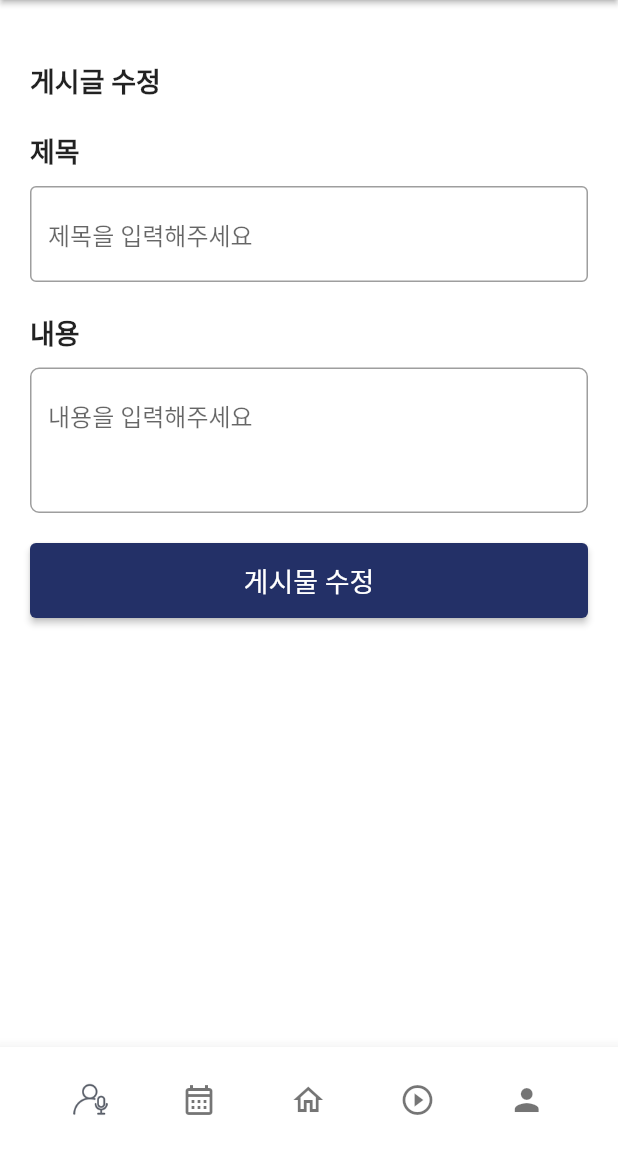
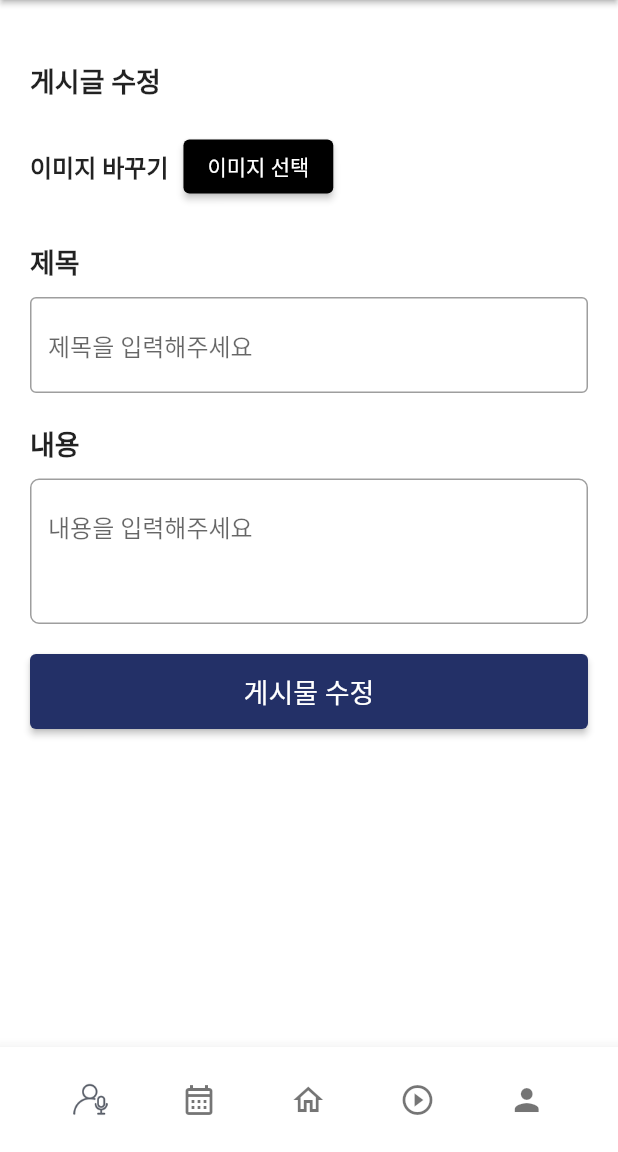
Before and after one commit to lcs9912/flutter_teamPro_indieSpot, a Flutter app: the BoardEdit screen opened directly with empty values, on a phone screen of 412 x 824 dp, the part 84-1236 px from its top. Run offline on Flutter 3.47's test engine with Material 2 defaults, Android fonts, the light colour scheme and no system bars; our stand-ins replace cached_network_image, cloud_firestore, firebase_core, firebase_messaging, firebase_storage, flutter_local_notifications and 11 more; missing offline and left inert: iamport_flutter; accounts and stored records are empty; Roboto replaces fonts that are missing (Noto_Serif_KR).

Commit message:
Board, Login Color change Commit

```diff
--- a/lib/boardEdit.dart
+++ b/lib/boardEdit.dart
@@ -1,7 +1,12 @@
+import 'dart:io';
 import 'package:flutter/material.dart';
 import 'package:cloud_firestore/cloud_firestore.dart';
 import 'package:indie_spot/baseBar.dart';
 import 'package:indie_spot/boardList.dart';
+import 'package:image_picker/image_picker.dart';
+import 'package:firebase_storage/firebase_storage.dart';
+import 'package:path/path.dart' as path;
+import 'package:indie_spot/userModel.dart';
 import 'package:provider/provider.dart';
 import 'package:indie_spot/userModel.dart';
 
@@ -14,6 +19,7 @@ class BoardEdit extends StatefulWidget {
 }
 
 class _BoardEditState extends State<BoardEdit> {
+  File? _selectedImage;
   final FirebaseFirestore _fs = FirebaseFirestore.instance;
   final TextEditingController _title = TextEditingController();
   final TextEditingController _content = TextEditingController();
@@ -26,7 +32,36 @@ class _BoardEditState extends State<BoardEdit> {
     _content.text = widget.document['content'];
   }
 
+  Future<void> _pickImage() async {
+    final picker = ImagePicker();
+    final pickedImage = await picker.pickImage(source: ImageSource.gallery);
+
+    if(pickedImage != null){
+      setState(() {
+        _selectedImage = File(pickedImage.path);
+      });
+    }
+  }
+
+  Future<String> _uploadImage(File imageFile) async {
+    try {
+      String fileName = path.basename(imageFile.path);
+      Reference firebaseStorageRef = FirebaseStorage.instance.ref().child('image/$fileName');
+
+      UploadTask uploadTask = firebaseStorageRef.putFile(imageFile);
+      TaskSnapshot taskSnapshot = await uploadTask.whenComplete(() => null);
+
+      String downloadUrl = await taskSnapshot.ref.getDownloadURL();
+      return downloadUrl;
+    } catch (e) {
+      print('Error uploading image: $e');
+      return '';
+    }
+  }
+
+
   void _editBoard() async {
+    String? _userId = Provider.of<UserModel>(context, listen: false).userId;
 
     if (_title.text.length > 20) {
       showDialog(
@@ -70,6 +105,8 @@ class _BoardEditState extends State<BoardEdit> {
       return;
     }
 
+    final imageUrl = _selectedImage != null ? await _uploadImage(_selectedImage!) : null;
+
     try {
       QuerySnapshot firstDocumentSnapshot = await _fs.collection('posts').limit(1).get();
       String firstDocumentId = firstDocumentSnapshot.docs.isNotEmpty ? firstDocumentSnapshot.docs.first.id : '3QjunO69Eb2OroMNJKWU';
@@ -82,6 +119,16 @@ class _BoardEditState extends State<BoardEdit> {
         },
       );
 
+      //서브콜렉션 이미지 수정
+      if (imageUrl != null) {
+        await boardRef.collection('image').doc().update(
+            {
+              'DELETE_YN': 'N',
+              'PATH': imageUrl,
+            }
+        );
+      }
+
       ScaffoldMessenger.of(context).showSnackBar(
         SnackBar(content: Text("수정되었습니다")),
       );
@@ -91,11 +138,45 @@ class _BoardEditState extends State<BoardEdit> {
           MaterialPageRoute(builder: (context) => BoardList()
           )
       );
+
     }catch (e){
       ScaffoldMessenger.of(context).showSnackBar(
         SnackBar(content: Text('Error: $e')),
       );
     }
+  }
+
+  Widget? _buildSelectedImage(){
+    if (_selectedImage != null) {
+      return Row(
+        children: [
+          Image.file(
+            _selectedImage!,
+            height: 150,
+          ),
+          SizedBox(width: 10),
+          OutlinedButton(
+            onPressed: () {
+              setState(() {
+                _selectedImage = null;
+              });
+            },
+            style: OutlinedButton.styleFrom(
+                fixedSize: Size(100, 30),
+                backgroundColor: Colors.grey[700]
+            ),
+            child: Text(
+              '선택 취소',
+              style: TextStyle(
+                  color: Colors.white
+              ),
+
+            ), // X 아이콘
+          ),
+        ],
+      );
+    }
+    return null;
   }
 
   @override
@@ -152,6 +233,28 @@ class _BoardEditState extends State<BoardEdit> {
                 ),
               ),
               SizedBox(height: 20),
+              Row(
+                children: [
+                  Text(
+                    '이미지 바꾸기',
+                    style: TextStyle(
+                      fontSize: 16,
+                      fontWeight: FontWeight.w600,
+                    ),
+                  ),
+                  SizedBox(width: 10),
+                  ElevatedButton(
+                    style: ElevatedButton.styleFrom(
+                      backgroundColor: Colors.black,
+                    ),
+                    onPressed: _pickImage,
+                    child: Text('이미지 선택'),
+                  ),
+                ],
+              ),
+              SizedBox(height: 10),
+              _buildSelectedImage() ?? Container(),
+              SizedBox(height: 16),
               Text(
                 '제목',
                 style: TextStyle(
```
